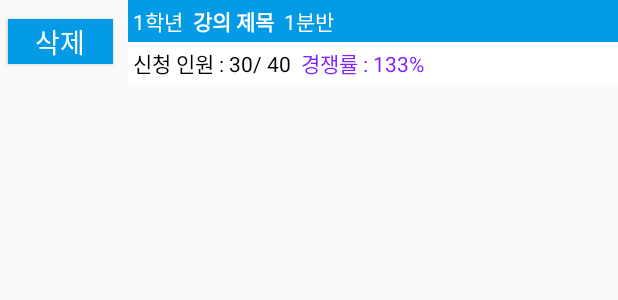
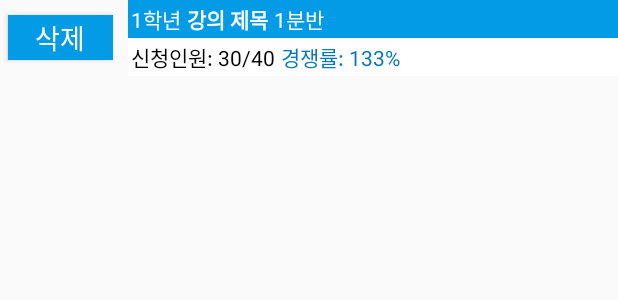
Before and after one commit to ckk914/CourseRegistrationHelp, an Android app: the layout statistics.xml on its own in the app's theme, with its tools: preview values and no code run, on a phone screen of 412 x 824 dp. Shown: the top 300 px of the screen. Run offline under Robolectric (Android 15) with nearby library versions, the phone set to English and light mode, and no system bars; network calls fail.

Commit message:
design: 디자인 수정

```diff
--- a/app/src/main/res/layout/statistics.xml
+++ b/app/src/main/res/layout/statistics.xml
@@ -34,7 +34,7 @@
                 android:text="1학년"
                 android:id="@+id/courseGrade"
                 android:layout_gravity="center"
-                android:padding="3dp"
+                android:padding="2dp"
                 android:textColor="#ffffff"
                 android:textColorHint="#ffffff"
                 />
@@ -45,7 +45,7 @@
                 android:text="강의 제목"
                 android:id="@+id/courseTitle"
                 android:layout_gravity="center"
-                android:padding="3dp"
+                android:padding="2dp"
                 android:textColor="#ffffff"
                 android:textColorHint="#ffffff"
                 android:textStyle="bold"
@@ -57,9 +57,8 @@
                 android:text="1분반"
                 android:id="@+id/courseDivide"
                 android:layout_gravity="center"
-                android:padding="3dp"
+                android:padding="2dp"
                 android:textColor="#ffffff"
-                android:textColorHint="#ffffff"
                 />
 
         </LinearLayout>
@@ -73,10 +72,10 @@
             <TextView
                 android:layout_width="wrap_content"
                 android:layout_height="wrap_content"
-                android:text="신청 인원 : 30/ 40"
+                android:text="신청인원: 30/40"
                 android:id="@+id/coursePersonnel"
                 android:layout_gravity="center"
-                android:padding="3dp"
+                android:padding="2dp"
                 android:textColor="#000000"
                 android:textColorHint="#ffffff"
                 />
@@ -84,12 +83,12 @@
             <TextView
                 android:layout_width="wrap_content"
                 android:layout_height="wrap_content"
-                android:text="경쟁률 : 133%"
+                android:text="경쟁률: 133%"
                 android:id="@+id/courseRate"
                 android:layout_gravity="center"
-                android:padding="3dp"
-                android:textColor="@color/colorDanger"
-                android:textColorHint="#ffffff"
+                android:padding="2dp"
+                android:textColor="@color/colorPrimaryDark"
+                android:textColorHint="@color/colorPrimaryDark"
                 />
 
         </LinearLayout>
```
Also changed, not shown: app/src/main/res/layout/fragment_statistics.xml (+5 -6 lines).
